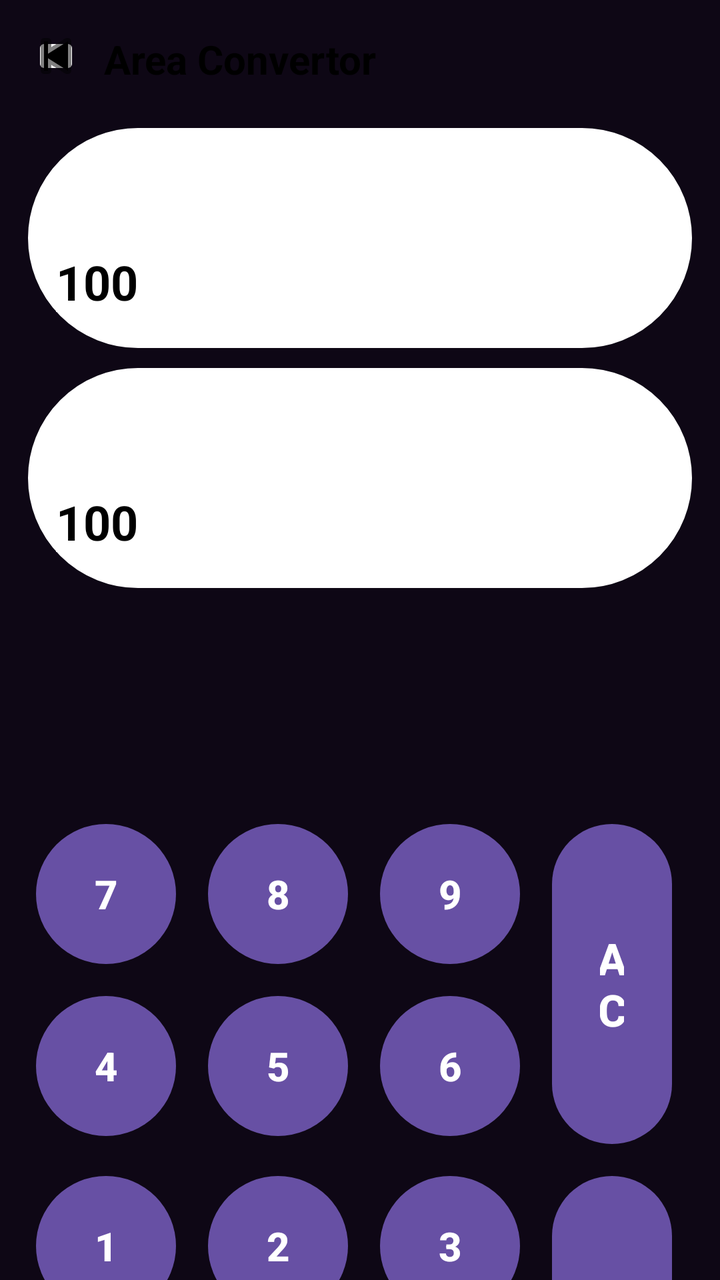
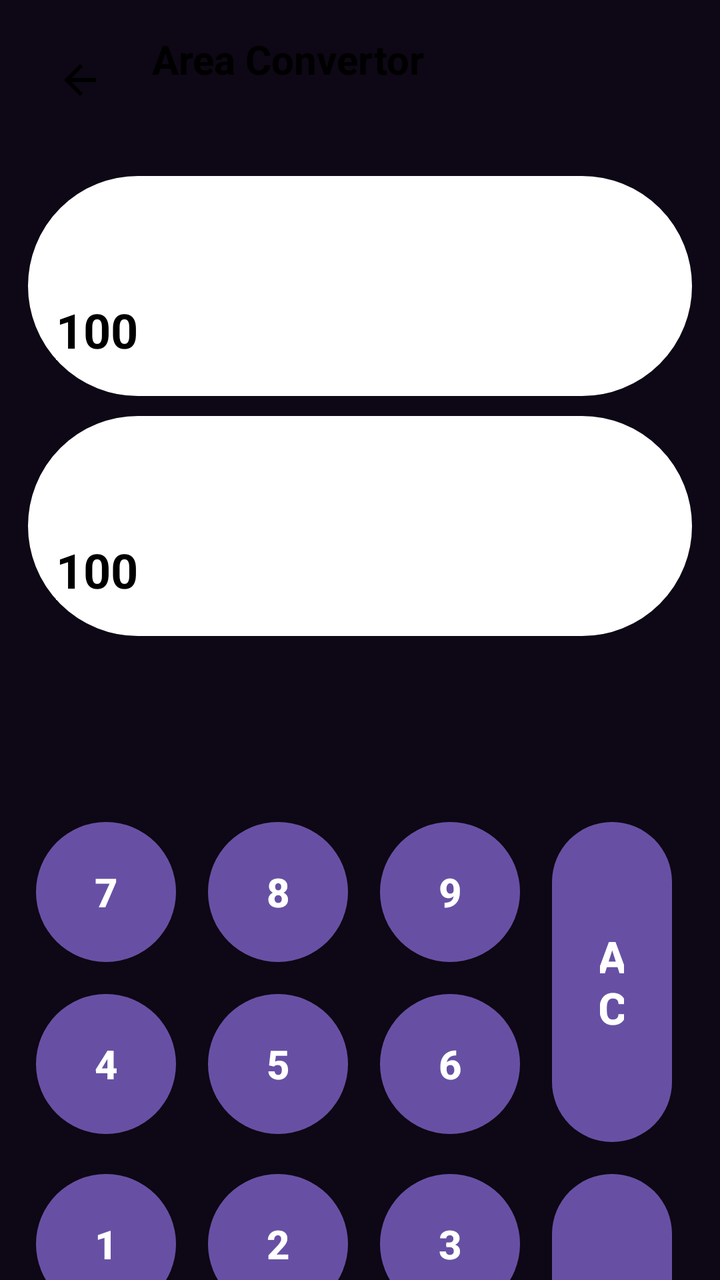

Two renders of the same Android screen: before a commit and after it. Below are the layout's source before the change and the commit's diff.
<!-- AndroidManifest.xml: application theme Theme.Calculator -->
<!-- res/layout/area_page.xml -->
<?xml version="1.0" encoding="utf-8"?>
<androidx.constraintlayout.widget.ConstraintLayout
    xmlns:android="http://schemas.android.com/apk/res/android"
    xmlns:app="http://schemas.android.com/apk/res-auto"
    xmlns:tools="http://schemas.android.com/tools"
    android:layout_width="match_parent"
    android:layout_height="match_parent"
    android:background="#0E0715"
    tools:context=".AreaPage"
    android:fitsSystemWindows="true">

    <ImageButton
        android:layout_width="24dp"
        android:layout_height="24dp"
        android:id="@+id/btnBackap"
        android:layout_marginStart="16dp"
        android:layout_marginTop="16dp"
        android:src="@android:drawable/ic_media_previous"
        app:tint="?attr/calcButtonText"
        android:backgroundTint="?attr/calcButtonBackground"
        app:layout_constraintStart_toStartOf="parent"
        app:layout_constraintTop_toTopOf="parent"
        android:onClick="showMeasurements"/>
    <TextView
        android:layout_width="wrap_content"
        android:layout_height="wrap_content"
        android:id="@+id/TexttitleAP"
        android:text="Area Convertor"
        android:textColor="?attr/calcButtonText"
        android:backgroundTint="?attr/calcButtonBackground"
        android:textSize="20sp"
        android:textStyle="bold"
        android:layout_marginStart="12dp"
        app:layout_constraintStart_toEndOf="@+id/btnBackap"
        app:layout_constraintTop_toTopOf="@+id/btnBackap"/>

    <LinearLayout
        android:layout_width="0dp"
        android:layout_height="wrap_content"
        android:id="@+id/topContainerAP"
        android:orientation="vertical"
        android:layout_marginTop="24dp"
        android:layout_marginStart="14dp"
        android:layout_marginEnd="14dp"
        app:layout_constraintTop_toBottomOf="@+id/btnBackap"
        app:layout_constraintStart_toStartOf="parent"
        app:layout_constraintEnd_toEndOf="parent"
        android:backgroundTint="?attr/calcButtonBackground">
        <LinearLayout
            android:layout_width="match_parent"
            android:layout_height="110dp"
            android:background="@drawable/card_bg"
            android:orientation="vertical"
            android:padding="10dp"
            android:backgroundTint="?attr/calcButtonBackground">
            <Spinner
                android:layout_width="wrap_content"
                android:layout_height="wrap_content"
                android:id="@+id/spa1"
                android:minHeight="45dp"
                android:textColor="?attr/calcButtonText"
                android:backgroundTint="?attr/calcButtonBackground"/>
            <EditText
                android:layout_width="wrap_content"
                android:layout_height="wrap_content"
                android:id="@+id/edac1"
                android:backgroundTint="?attr/calcButtonBackground"
                android:textColor="?attr/calcButtonText"
                android:textSize="24sp"
                android:text="100"
                android:textStyle="bold"/>
        </LinearLayout>
        <View
            android:layout_width="match_parent"
            android:layout_height="10dp"/>
        <LinearLayout
            android:layout_width="match_parent"
            android:layout_height="110dp"
            android:background="@drawable/card_bg"
            android:backgroundTint="?attr/calcButtonBackground"
            android:orientation="vertical"
            android:padding="10dp">
            <Spinner
                android:layout_width="wrap_content"
                android:layout_height="wrap_content"
                android:id="@+id/spac2"
                android:minHeight="45dp"
                android:textColor="?attr/calcButtonText"
                android:backgroundTint="?attr/calcButtonBackground"/>
            <EditText
                android:layout_width="wrap_content"
                android:layout_height="wrap_content"
                android:backgroundTint="?attr/calcButtonBackground"
                android:textColor="?attr/calcButtonText"
                android:textSize="24sp"
                android:text="100"
                android:textStyle="bold"
                android:id="@+id/edac2"/>
        </LinearLayout>
    </LinearLayout>
    <View
        android:layout_width="match_parent"
        android:layout_height="100dp"
        app:layout_constraintTop_toBottomOf="@+id/topContainerAP"
        app:layout_constraintStart_toStartOf="parent"
        app:layout_constraintEnd_toEndOf="parent"
        android:id="@+id/aspace1"/>
    <GridLayout
        android:layout_width="0dp"
        android:layout_height="wrap_content"
        android:id="@+id/keypad"
        android:columnCount="4"
        android:rowCount="4"
        android:layout_margin="10dp"
        app:layout_constraintTop_toBottomOf="@+id/aspace1"
        app:layout_constraintStart_toStartOf="parent"
        app:layout_constraintEnd_toEndOf="parent">
        <Button
            android:id="@+id/acbtn7"
            style="@style/KeyButton"
            android:text="7"/>
        <Button
            android:id="@+id/acbtn8"
            style="@style/KeyButton"
            android:text="8"/>
        <Button
            android:id="@+id/acbtn9"
            style="@style/KeyButton"
            android:text="9"/>
        <Button
            android:id="@+id/acbtnAC"
            style="@style/SideButton"
            android:text="AC"
            android:layout_rowSpan="2"/>
        <Button
            android:id="@+id/acbtn4"
            style="@style/KeyButton"
            android:text="4"/>
        <Button
            android:id="@+id/acbtn5"
            style="@style/KeyButton"
            android:text="5"/>
        <Button
            android:id="@+id/acbtn6"
            style="@style/KeyButton"
            android:text="6"/>
        <Button
            android:id="@+id/acbtn1"
            style="@style/KeyButton"
            android:text="1"/>
        <Button
            android:id="@+id/acbtn2"
            style="@style/KeyButton"
            android:text="2"/>
        <Button
            android:id="@+id/acbtn3"
            style="@style/KeyButton"
            android:text="3"/>
        <Button
            android:id="@+id/acbtndelete"
            style="@style/SideButton"
            android:text="⌫"
            android:layout_rowSpan="2"/>
        <Button
            android:id="@+id/acbtn00"
            style="@style/KeyButton"
            android:text="00"
            android:textSize="18sp"/>
        <Button
            android:id="@+id/acbtn0"
            style="@style/KeyButton"
            android:text="0"/>
        <Button
            android:id="@+id/acbtndot"
            style="@style/KeyButton"
            android:text="."/>
    </GridLayout>
</androidx.constraintlayout.widget.ConstraintLayout>
<!-- resources referenced by this layout -->
<resources>
  <!-- drawable card_bg (drawable) -->
  <?xml version="1.0" encoding="utf-8"?>
  <shape xmlns:android="http://schemas.android.com/apk/res/android">
  
      <gradient
          android:angle="270"
          android:startColor="#55515F"
          android:centerColor="#3A3644"
          android:endColor="#23212B"/>
  
      <corners android:radius="100dp"/>
  
      <stroke
          android:width="1dp"
          android:color="#6E6976"/>
  </shape>
  <style name="KeyButton">
              <item name="android:layout_width">70dp</item>
              <item name="android:layout_height">70dp</item>
              <item name="android:layout_margin">8dp</item>
              <item name="android:background">@drawable/keypad_button_bg</item>
              <item name="android:textColor">@android:color/white</item>
              <item name="android:textSize">20sp</item>
              <item name="android:textStyle">bold</item>
          </style>
  <style name="SideButton">
              <item name="android:layout_width">60dp</item>
              <item name="android:layout_height">160dp</item>
              <item name="android:layout_margin">8dp</item>
              <item name="android:background">@drawable/keypad_button_bg</item>
              <item name="android:textColor">@android:color/white</item>
              <item name="android:textSize">22sp</item>
              <item name="android:textStyle">bold</item>
          </style>
  <style name="Theme.Calculator" parent="Base.Theme.Calculator" />
  <!-- drawable keypad_button_bg (drawable) -->
  <?xml version="1.0" encoding="utf-8"?>
  <shape xmlns:android="http://schemas.android.com/apk/res/android">
      <gradient
          android:angle="270"
          android:endColor="#2D2F3A"
          android:startColor="#5A5D6E"/>
  
      <corners android:radius="100dp"/>
  
  </shape>
  <style name="Base.Theme.Calculator" parent="Theme.Material3.DayNight.NoActionBar">
          
          
          <item name="android:statusBarColor"> @android:color/transparent</item>
          <item name="android:windowLayoutInDisplayCutoutMode">shortEdges</item>
        <item name="calcButtonBackground">#FFFFFF</item>
          <item name="calcButtonText">#000000</item>
      </style>
</resources>

<!-- the commit's change to res/layout/area_page.xml (unified diff, before → after) -->
@@ -10,14 +10,14 @@
     android:fitsSystemWindows="true">
 
     <ImageButton
-        android:layout_width="24dp"
-        android:layout_height="24dp"
         android:id="@+id/btnBackap"
+        android:layout_width="48dp"
+        android:layout_height="48dp"
         android:layout_marginStart="16dp"
         android:layout_marginTop="16dp"
-        android:src="@android:drawable/ic_media_previous"
+        android:src="@drawable/ic_arrow_back"
+        android:background="?attr/selectableItemBackgroundBorderless"
         app:tint="?attr/calcButtonText"
-        android:backgroundTint="?attr/calcButtonBackground"
         app:layout_constraintStart_toStartOf="parent"
         app:layout_constraintTop_toTopOf="parent"
         android:onClick="showMeasurements"/>
@@ -100,7 +100,7 @@
     </LinearLayout>
     <View
         android:layout_width="match_parent"
-        android:layout_height="100dp"
+        android:layout_height="75dp"
         app:layout_constraintTop_toBottomOf="@+id/topContainerAP"
         app:layout_constraintStart_toStartOf="parent"
         app:layout_constraintEnd_toEndOf="parent"
<!-- resource entries referenced after the edit -->
@@ -16,6 +16,16 @@
           android:width="1dp"
           android:color="#6E6976"/>
   </shape>
+  <!-- drawable ic_arrow_back (drawable) -->
+  <vector xmlns:android="http://schemas.android.com/apk/res/android"
+      android:width="24dp"
+      android:height="24dp"
+      android:viewportWidth="24"
+      android:viewportHeight="24">
+      <path
+          android:fillColor="#FFFFFF"
+          android:pathData="M20,11H7.83l5.59,-5.59L12,4l-8,8 8,8 1.41,-1.41L7.83,13H20v-2z"/>
+  </vector>
   <style name="KeyButton">
               <item name="android:layout_width">70dp</item>
               <item name="android:layout_height">70dp</item>
